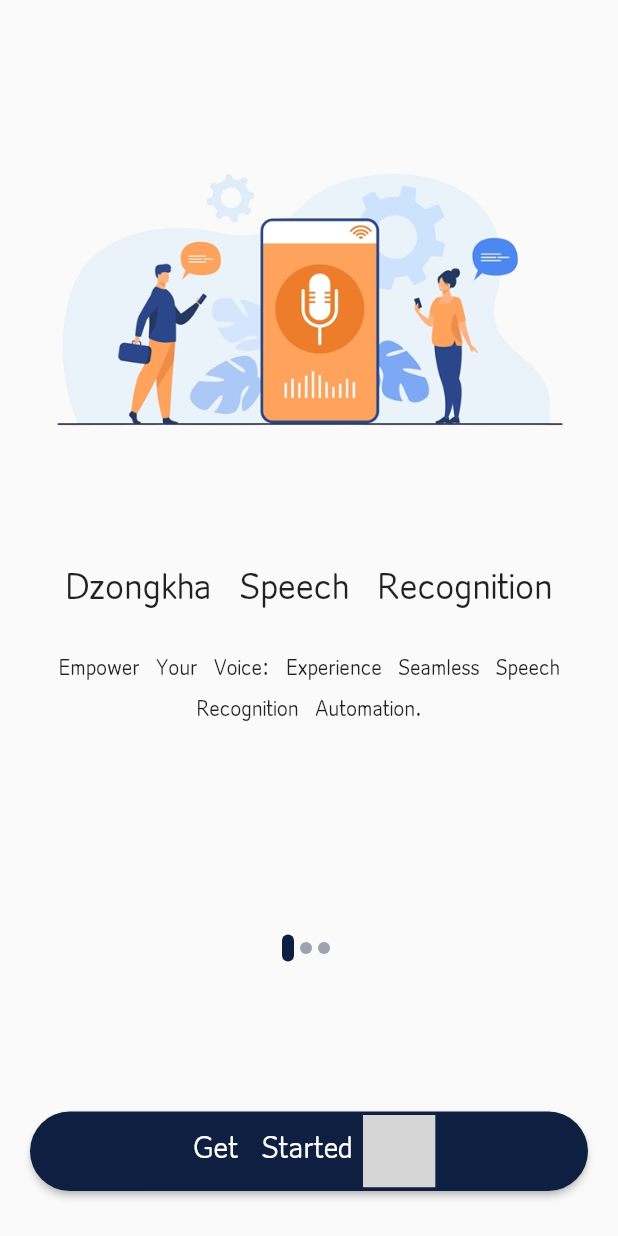
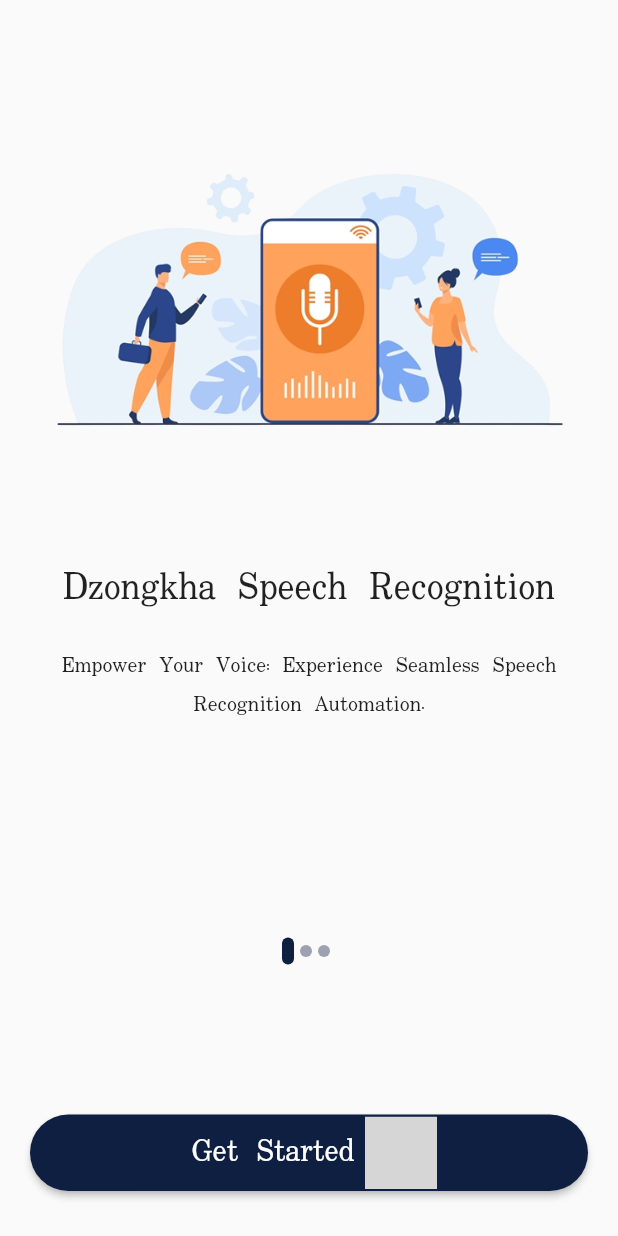
Before and after one commit to kinleyrabgay/nlp-v0, a Flutter app: the screen it shows after launch, on a phone screen of 412 x 824 dp. Run offline on Flutter 3.47's test engine with Material 2 defaults, Android fonts, the phone set to English and light mode, and no system bars; our stand-ins replace audioplayers, file_picker, flutter_spinkit, flutter_svg, flutter_switch, shared_preferences; missing offline and left inert: record; grey boxes are pictures that could not be loaded.

Commit message:
font change to uchen and package name

```diff
--- a/lib/main.dart
+++ b/lib/main.dart
@@ -28,7 +28,7 @@ class MyApp extends StatelessWidget {
       theme: ThemeData(
         brightness: Brightness.light,
         primaryColor: const Color.fromARGB(255, 15, 31, 65),
-        fontFamily: "Joyig",
+        fontFamily: "DDC_Uchen",
       ),
       home: const SplashScreen(),
     );
--- a/pubspec.yaml
+++ b/pubspec.yaml
@@ -105,6 +105,9 @@ flutter:
     - family: Joyig
       fonts:
         - asset: assets/fonts/Joyig.ttf
+    - family: DDC_Uchen
+      fonts:
+        - asset: assets/fonts/DDC_Uchen.ttf
   #
   # For details regarding fonts from package dependencies,
   # see https://flutter.dev/custom-fonts/#from-packages
```
Also changed, not shown: assets/fonts/DDC_Uchen.ttf (added), 1 other file.
